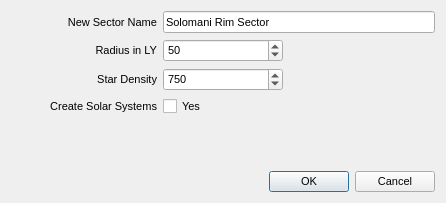
Before: the Qt Designer form src/dialogs/newsectordialog.ui in maxlambertini/Warp2010, drawn with Qt 5.
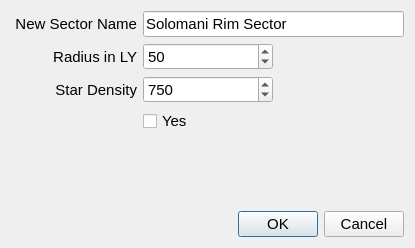
After: the same form once the commit is applied.

Diff of the .ui file:
```diff
--- a/src/dialogs/newsectordialog.ui
+++ b/src/dialogs/newsectordialog.ui
@@ -6,13 +6,13 @@
    <rect>
     <x>0</x>
     <y>0</y>
-    <width>446</width>
-    <height>203</height>
+    <width>415</width>
+    <height>248</height>
    </rect>
   </property>
   <property name="font">
    <font>
-    <pointsize>8</pointsize>
+    <pointsize>11</pointsize>
    </font>
   </property>
   <property name="windowTitle">
@@ -23,7 +23,7 @@
   </property>
   <layout class="QVBoxLayout" name="verticalLayout">
    <item>
-    <layout class="QGridLayout" name="gridLayout">
+    <layout class="QGridLayout" name="gridLayout" columnstretch="0,0,0">
      <item row="0" column="0">
       <widget class="QLabel" name="label">
        <property name="text">
@@ -67,16 +67,6 @@
        </property>
       </widget>
      </item>
-     <item row="3" column="0">
-      <widget class="QLabel" name="label_4">
-       <property name="text">
-        <string>Create Solar Systems</string>
-       </property>
-       <property name="alignment">
-        <set>Qt::AlignRight|Qt::AlignTrailing|Qt::AlignVCenter</set>
-       </property>
-      </widget>
-     </item>
      <item row="3" column="1">
       <widget class="QCheckBox" name="chkCreateSolSys">
        <property name="text">
@@ -86,16 +76,22 @@
      </item>
      <item row="2" column="1">
       <widget class="QSpinBox" name="spnStarDensity">
+       <property name="sizePolicy">
+        <sizepolicy hsizetype="Expanding" vsizetype="Fixed">
+         <horstretch>0</horstretch>
+         <verstretch>0</verstretch>
+        </sizepolicy>
+       </property>
        <property name="minimumSize">
         <size>
-         <width>120</width>
+         <width>130</width>
          <height>0</height>
         </size>
        </property>
        <property name="maximumSize">
         <size>
-         <width>120</width>
-         <height>16777215</height>
+         <width>130</width>
+         <height>50</height>
         </size>
        </property>
        <property name="minimum">
@@ -114,16 +110,22 @@
      </item>
      <item row="1" column="1">
       <widget class="QSpinBox" name="spnRadiusInLY">
+       <property name="sizePolicy">
+        <sizepolicy hsizetype="Expanding" vsizetype="Fixed">
+         <horstretch>0</horstretch>
+         <verstretch>0</verstretch>
+        </sizepolicy>
+       </property>
        <property name="minimumSize">
         <size>
-         <width>120</width>
+         <width>130</width>
          <height>0</height>
         </size>
        </property>
        <property name="maximumSize">
         <size>
-         <width>120</width>
-         <height>16777215</height>
+         <width>130</width>
+         <height>50</height>
         </size>
        </property>
        <property name="minimum">
```
